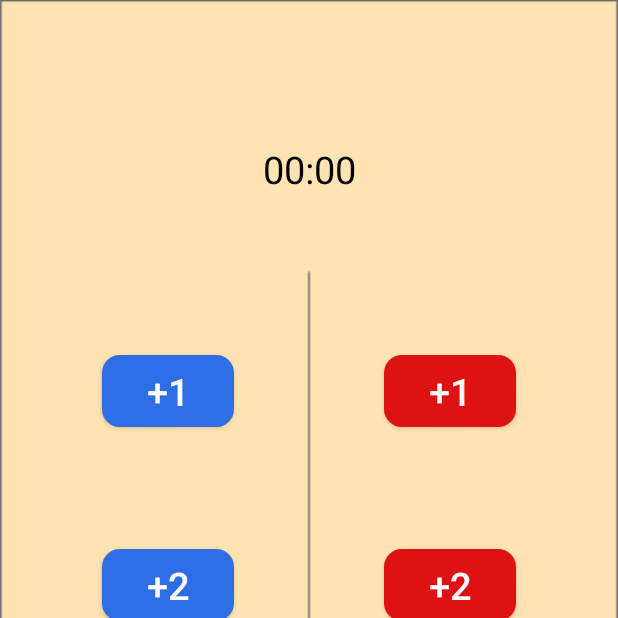
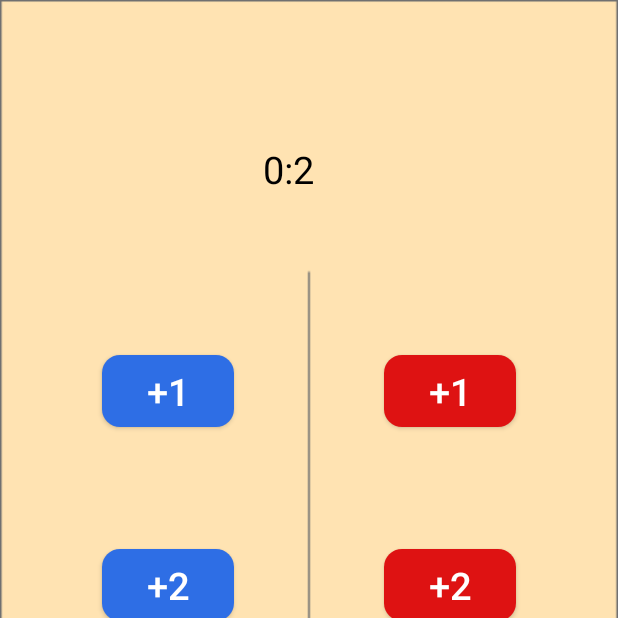
Before and after one commit to JaewonKim04/BasketBallCount, an Android app: the ScoreGameActivity screen opened directly, with no data from a screen before it, on a phone screen of 412 x 824 dp, the top half of it. Run offline under Robolectric (Android 15) with nearby library versions, the phone set to English and light mode, and no system bars; 1 statement that could not run was skipped.

```diff
--- a/app/src/main/java/com/example/basketballcount/ScoreGameActivity.kt
+++ b/app/src/main/java/com/example/basketballcount/ScoreGameActivity.kt
@@ -4,11 +4,14 @@ import android.content.Intent
 import androidx.appcompat.app.AppCompatActivity
 import android.os.Bundle
 import kotlinx.android.synthetic.main.activity_score_game.*
+import kotlin.concurrent.timer
 import kotlin.properties.Delegates
 
 class ScoreGameActivity : AppCompatActivity() {
+    var gameType=true
     var myScore=0
     var awayScore=0
+    var goalTime=0
     val MY_SCORE=true
     val AWAY_SCORE=false
     var wingame=true
@@ -17,7 +20,22 @@ class ScoreGameActivity : AppCompatActivity() {
         super.onCreate(savedInstanceState)
         setContentView(R.layout.activity_score_game)
         val intent= intent
-        goalScore=intent.getIntExtra("goal_score",100)
+        goalScore=intent.getIntExtra("goal_score",0)
+        goalTime=intent.getIntExtra("goal_time",0)
+        gameType=intent.getBooleanExtra("game_type",true)
+        if(gameType){
+            timer(period=1000,initialDelay = 1000){
+                goalTime+=1
+                setTime(goalTime)
+            }
+        }
+        else{
+            timer(period = 1000,initialDelay = 1000){
+                goalTime-=1
+                setTime(goalTime)
+            }
+        }
+
 
         my_plus_1_btn.setOnClickListener {
             myScore+=1
@@ -60,10 +78,28 @@ class ScoreGameActivity : AppCompatActivity() {
         else{
             away_score_tv.setText(score.toString())
         }
-        if(score>goalScore){
-            wingame = myScore>awayScore
-            //끝났을때 코드
+        if(gameType){
+            if(score>goalScore){
+                wingame = myScore>awayScore
+                //끝났을때 코드
+            }
+        }
+        else{
+            if(goalTime<=0){
+                wingame=myScore>awayScore
+                //끝났을때코드
+            }
         }
 
+
+    }
+    private fun setTime(sec:Int){
+        var min=0
+        var second=sec
+        while(sec>60){
+            min+=1
+            second-=60
+        }
+        time_tv.text = min.toString()+":"+second.toString()
     }
 }
--- a/app/src/main/res/layout/activity_score_game.xml
+++ b/app/src/main/res/layout/activity_score_game.xml
@@ -4,7 +4,7 @@
     xmlns:tools="http://schemas.android.com/tools"
     android:layout_width="match_parent"
     android:layout_height="match_parent"
-    android:background="@drawable/startgameBackground"
+    android:background="@drawable/startgamebackground"
     tools:context=".ScoreGameActivity">
 
     <androidx.constraintlayout.widget.Guideline
@@ -21,11 +21,11 @@
         android:layout_marginTop="30dp"
         android:layout_marginEnd="10dp"
         android:ems="10"
+        android:gravity="center"
         android:inputType="textPersonName"
         android:text="0"
+        android:textColor="#2320d4"
         android:textSize="25sp"
-        android:textColor="#2320d4"
-        android:gravity="center"
         app:layout_constraintEnd_toStartOf="@+id/textView4"
         app:layout_constraintTop_toTopOf="parent" />
 
@@ -36,10 +36,10 @@
         android:layout_marginStart="10dp"
         android:layout_marginTop="30dp"
         android:ems="10"
+        android:gravity="center"
         android:inputType="textPersonName"
         android:text="0"
         android:textColor="#de1212"
-        android:gravity="center"
         android:textSize="25sp"
         app:layout_constraintStart_toEndOf="@+id/textView4"
         app:layout_constraintTop_toTopOf="parent" />
@@ -133,8 +133,8 @@
         android:layout_height="wrap_content"
         android:layout_marginStart="50dp"
         android:layout_marginTop="70dp"
+        android:background="@drawable/away_button_background"
         android:text="+1"
-        android:background="@drawable/away_button_background"
         android:textColor="#ffffff"
         android:textSize="25sp"
         app:layout_constraintBottom_toTopOf="@+id/away_plus_2_btn"
@@ -146,8 +146,8 @@
         android:layout_width="wrap_content"
         android:layout_height="wrap_content"
         android:layout_marginStart="50dp"
+        android:background="@drawable/away_button_background"
         android:text="+2"
-        android:background="@drawable/away_button_background"
         android:textColor="#ffffff"
         android:textSize="25sp"
         app:layout_constraintBottom_toTopOf="@+id/away_plus_3_btn"
@@ -159,8 +159,8 @@
         android:layout_width="wrap_content"
         android:layout_height="wrap_content"
         android:layout_marginStart="50dp"
+        android:background="@drawable/away_button_background"
         android:text="+3"
-        android:background="@drawable/away_button_background"
         android:textColor="#ffffff"
         android:textSize="25sp"
         app:layout_constraintBottom_toTopOf="@+id/away_minus_1_btn"
@@ -173,8 +173,8 @@
         android:layout_height="wrap_content"
         android:layout_marginStart="50dp"
         android:layout_marginBottom="70dp"
+        android:background="@drawable/away_button_background"
         android:text="-1"
-        android:background="@drawable/away_button_background"
         android:textColor="#ffffff"
         android:textSize="25sp"
         app:layout_constraintBottom_toBottomOf="parent"
@@ -187,8 +187,8 @@
         android:layout_height="wrap_content"
         android:background="#60E533"
         android:text="경기종료"
+        android:textColor="#ffffff"
         android:textSize="25dp"
-        android:textColor="#ffffff"
         android:textStyle="bold"
         app:layout_constraintBottom_toBottomOf="parent"
         app:layout_constraintEnd_toEndOf="parent"
@@ -200,8 +200,8 @@
         android:layout_height="wrap_content"
         android:layout_marginTop="10dp"
         android:text="00:00"
+        android:textColor="#000000"
         android:textSize="25sp"
-        android:textColor="#000000"
         app:layout_constraintEnd_toEndOf="parent"
         app:layout_constraintStart_toStartOf="parent"
         app:layout_constraintTop_toBottomOf="@+id/my_score_et" />
```
Also changed, not shown: app/src/main/java/com/example/basketballcount/TimeGameActivity.kt (deleted, +0 -11 lines), app/src/main/java/com/example/basketballcount/fragment/StartGameFragment.kt (+29 -20 lines), app/src/main/res/layout/activity_time_game.xml (deleted, +0 -16 lines), app/src/main/res/drawable/startgamebackground.png (renamed from app/src/main/res/drawable/startgameBackground.png).
